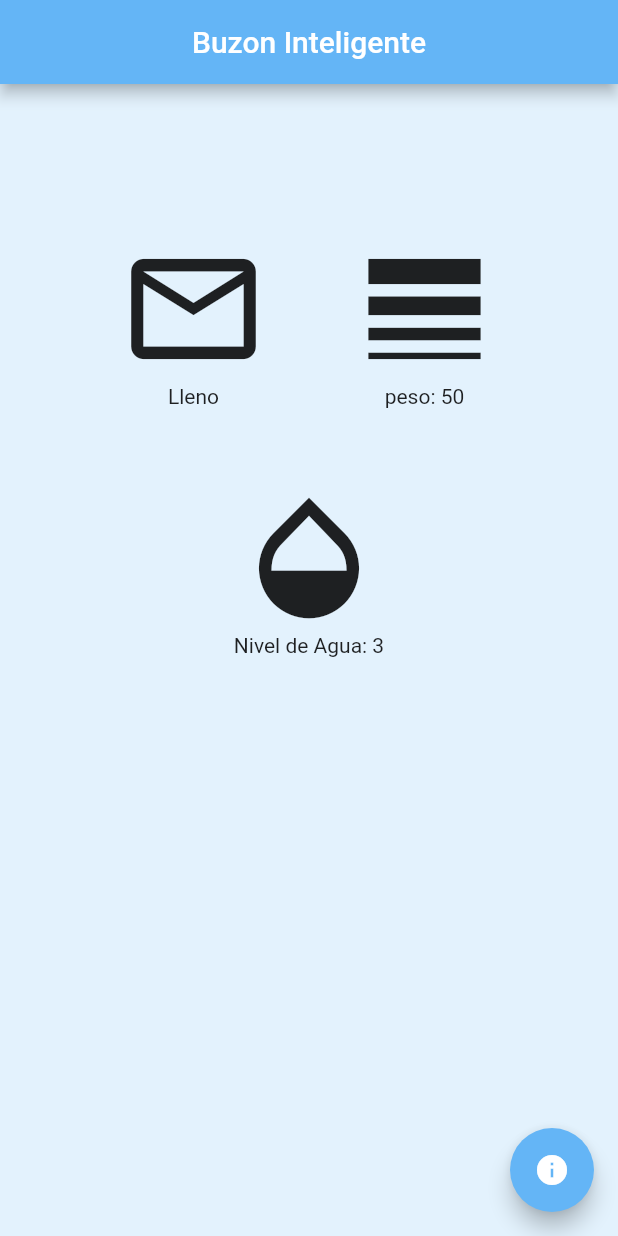
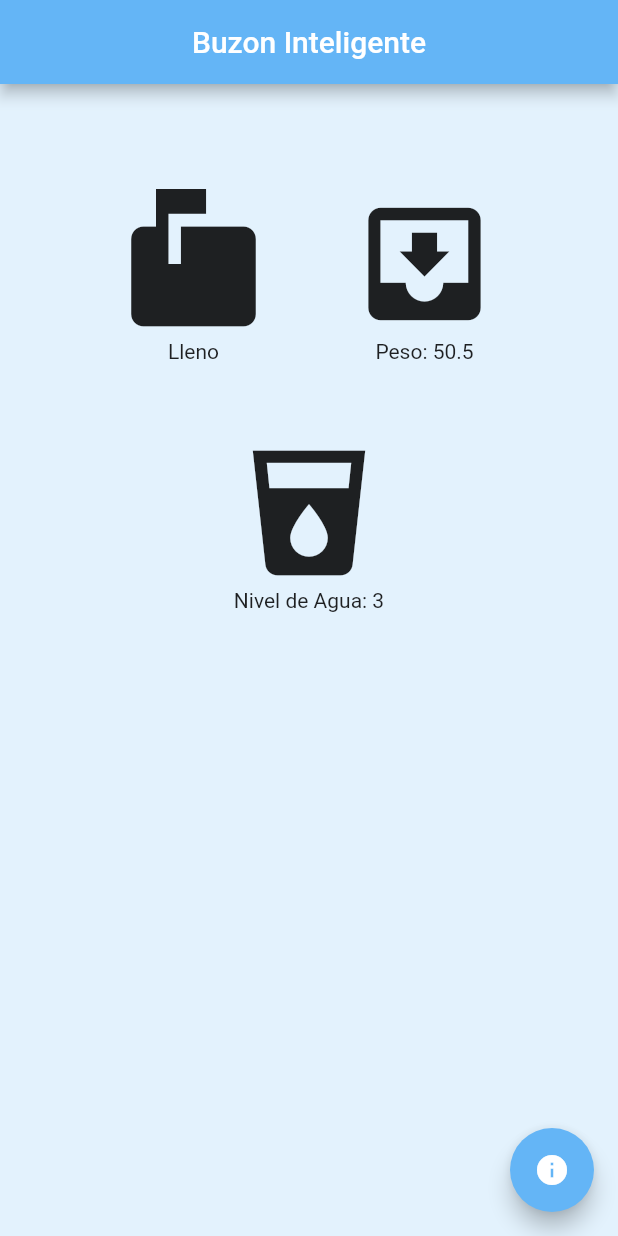
Before and after one commit to Xvimnt/SmartIOTFlutterApp, a Flutter app: the screen it shows after launch, on a phone screen of 412 x 824 dp. Run offline on Flutter 3.47's test engine with Material 2 defaults, Android fonts, the phone set to English and light mode, and no system bars; missing offline and left inert: dart:ffi; network calls fail.

Commit message:
final release

```diff
--- a/lib/pages/menu.dart
+++ b/lib/pages/menu.dart
@@ -1,3 +1,4 @@
+import 'dart:ffi';
 import 'package:flutter/material.dart';
 import 'package:http/http.dart';
 import 'dart:convert';
@@ -9,14 +10,15 @@ class Home extends StatefulWidget {
 
 class _HomeState extends State<Home> {
   bool load = true;
-  int weight = 50, waterLevel = 3;
+  double weight = 50.5;
+  int waterLevel = 3;
 
   void getData() async {
     Response response = await get('http://167.71.93.195:3000/getstats');
     Map data = jsonDecode(response.body);
     print(data);
     this.load = data['load'];
-    this.weight = data['weight'];
+    this.weight =double.parse(data['weight'].toString());
     this.waterLevel = data['waterLevel'];
   }
 
@@ -33,7 +35,7 @@ class _HomeState extends State<Home> {
       ),
       backgroundColor: Colors.blue[50],
       body: Padding(
-        padding: EdgeInsets.symmetric(vertical: 100, horizontal: 25),
+        padding: EdgeInsets.symmetric(vertical: 70, horizontal: 25),
         child: Column(
           children: <Widget>[
             Row(
@@ -44,7 +46,7 @@ class _HomeState extends State<Home> {
                     Column(
                       children: <Widget>[
                         Icon(
-                          Icons.mail_outline,
+                          Icons.markunread_mailbox,
                           size: 100,
                         ),
                         if (load) Text('Lleno') else Text('vacio')
@@ -57,10 +59,10 @@ class _HomeState extends State<Home> {
                     Column(
                       children: <Widget>[
                         Icon(
-                          Icons.line_weight,
+                          Icons.move_to_inbox,
                           size: 100,
                         ),
-                        Text('peso: ' + this.weight.toString())
+                        Text('Peso: ' + this.weight.toString())
                       ],
                     )
                   ],
@@ -77,7 +79,7 @@ class _HomeState extends State<Home> {
                       Column(
                         children: <Widget>[
                           Icon(
-                            Icons.opacity,
+                            Icons.local_drink,
                             size: 100,
                           ),
                           Text('Nivel de Agua: ' + this.waterLevel.toString())
```
